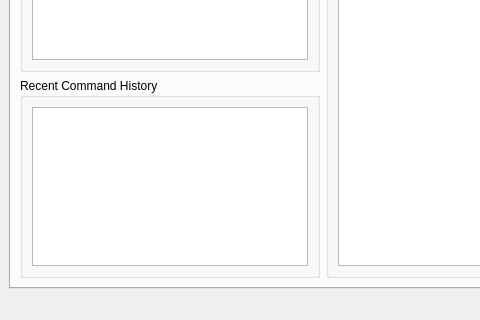
adalio0/BATT5, file src/GUI/ui_files/BATT5_GUI.ui: the form before one commit; both pictures show x 0 to 480 and y 498 to 818 of the 960 by 818 pixel window.
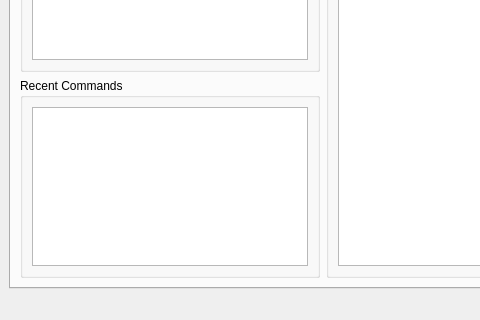
The form after the commit. The open tabs and pages were chosen to show the change.

Commit message: Recent commands box populated for session

What changed in the file:
```diff
--- a/src/GUI/ui_files/BATT5_GUI.ui
+++ b/src/GUI/ui_files/BATT5_GUI.ui
@@ -441,7 +441,7 @@
                  </size>
                 </property>
                 <property name="title">
-                 <string>Recent Command History</string>
+                 <string>Recent Commands</string>
                 </property>
                 <layout class="QVBoxLayout" name="verticalLayout_25">
                  <item>
```
The commit also changes 14 other files.
